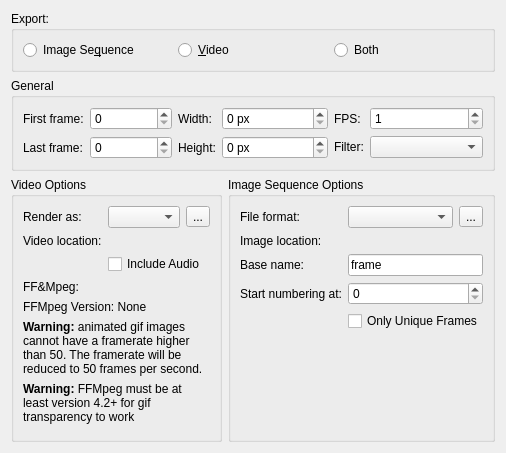
Above: libs/ui/animation/wdg_animationrenderer.ui from KDE/krita before the change. Below: the same form after it.
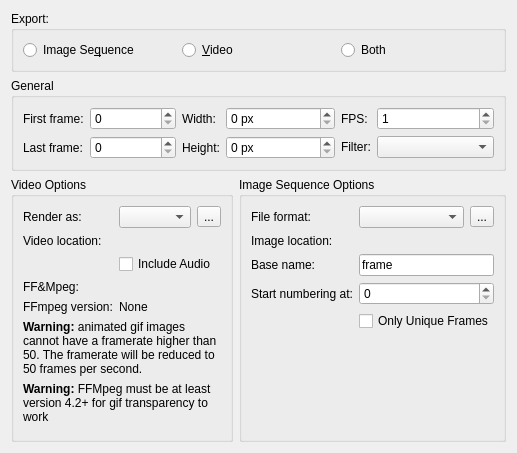
That is the form after the change. Custom widgets are drawn as their Qt base class.

Commit message:
KisDlgAnimationRenderer: make the FFmpeg version enumerable as key-value by screen readers
Part-of: <https://invent.kde.org/graphics/krita/-/merge_requests/1772>

```diff
--- a/libs/ui/animation/wdg_animationrenderer.ui
+++ b/libs/ui/animation/wdg_animationrenderer.ui
@@ -254,10 +254,17 @@
          <item row="3" column="1">
           <widget class="KisFileNameRequester" name="ffmpegLocation" native="true"/>
          </item>
-         <item row="4" column="0" colspan="2">
+         <item row="4" column="0">
+          <widget class="QLabel" name="label_10">
+           <property name="text">
+            <string>FFmpeg version:</string>
+           </property>
+          </widget>
+         </item>
+         <item row="4" column="1">
           <widget class="QLabel" name="lblFFMpegVersion">
            <property name="text">
-            <string>FFMpeg Version: None</string>
+            <string>None</string>
            </property>
           </widget>
          </item>
```
The commit also changes 1 other file.
